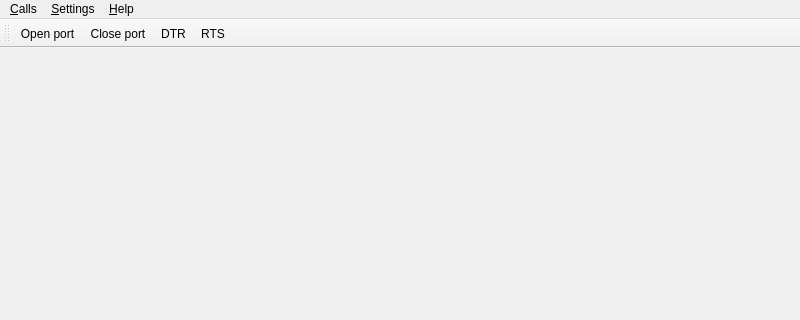
Above: apps/MdtTerminalGuiApp/src/MainWindow.ui from scandyna/MdtTerminal before the change; both pictures show x 0 to 800 and y 0 to 320 of the 800 by 600 pixel window. Below: the same form after it.
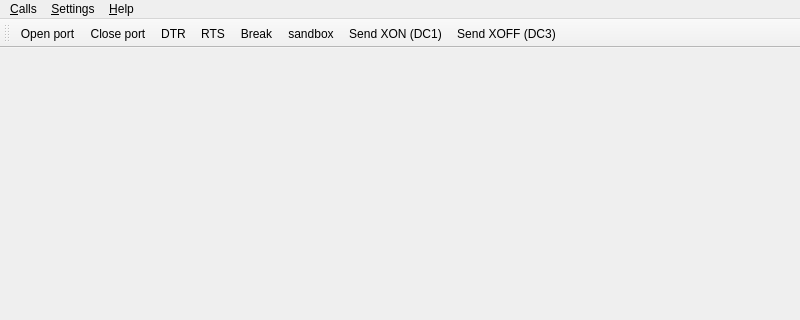
That is the form after the change.

Commit message: Add break - also some sandboxing

What changed in the file:
```diff
--- a/apps/MdtTerminalGuiApp/src/MainWindow.ui
+++ b/apps/MdtTerminalGuiApp/src/MainWindow.ui
@@ -62,6 +62,10 @@
    <addaction name="actionClosePort"/>
    <addaction name="actionSetDTR"/>
    <addaction name="actionSetRTS"/>
+   <addaction name="actionSetBreak"/>
+   <addaction name="actionsandbox"/>
+   <addaction name="actionSendXON"/>
+   <addaction name="actionSendXOFF"/>
   </widget>
   <action name="actionOpenPort">
    <property name="text">
@@ -97,6 +101,35 @@
     <string>&amp;RTS</string>
    </property>
   </action>
+  <action name="actionsandbox">
+   <property name="text">
+    <string>sandbox</string>
+   </property>
+  </action>
+  <action name="actionSendXON">
+   <property name="text">
+    <string>Send XON (DC1)</string>
+   </property>
+   <property name="shortcut">
+    <string>Ctrl+Q</string>
+   </property>
+  </action>
+  <action name="actionSendXOFF">
+   <property name="text">
+    <string>Send XOFF (DC3)</string>
+   </property>
+   <property name="shortcut">
+    <string>Ctrl+S</string>
+   </property>
+  </action>
+  <action name="actionSetBreak">
+   <property name="checkable">
+    <bool>true</bool>
+   </property>
+   <property name="text">
+    <string>&amp;Break</string>
+   </property>
+  </action>
  </widget>
  <resources/>
  <connections/>
```
Left out of the diff: 4 changed lines with no effect on the pictures. The commit also changes 3 other files.
